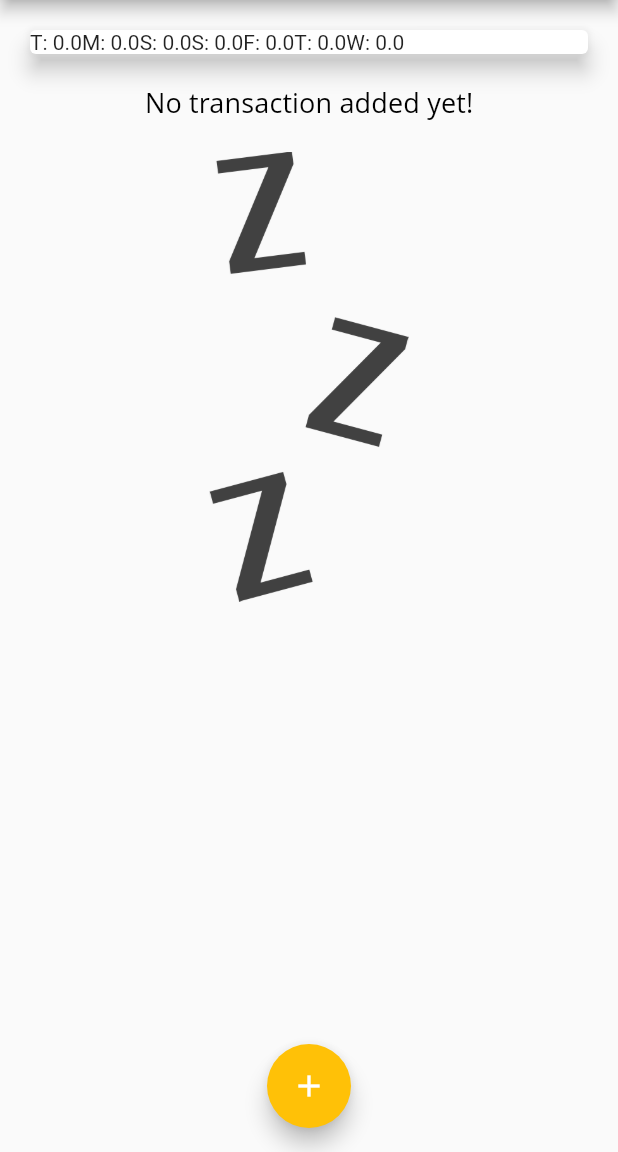
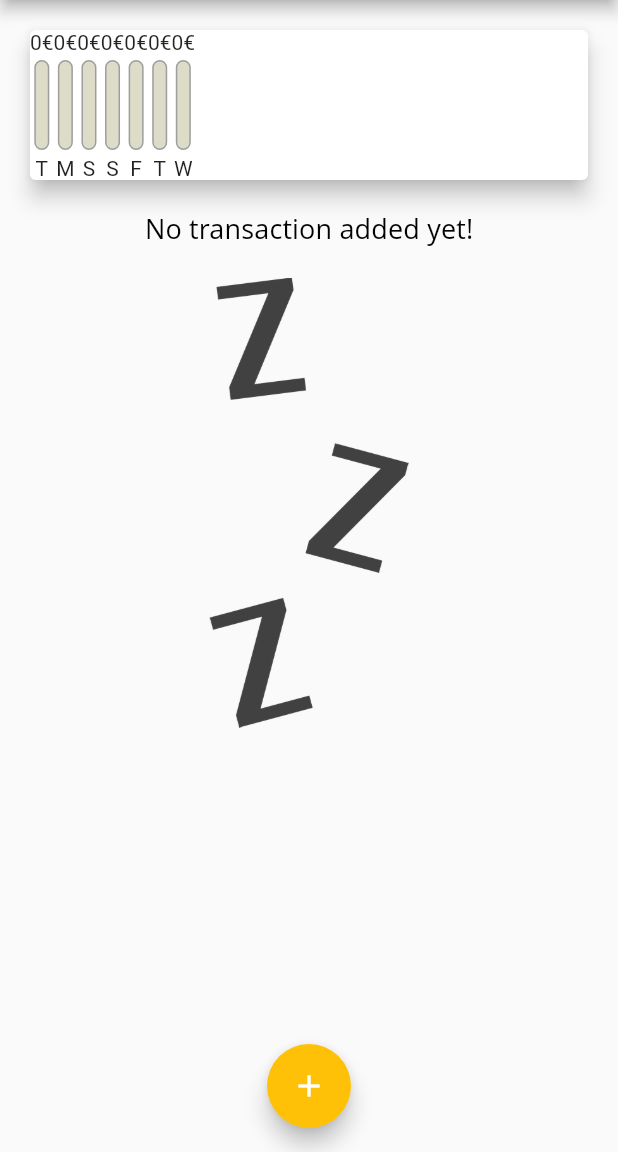
Before and after one commit to ricci1710/flutter_dart_guide, a Flutter app: the screen it shows after launch, on a phone screen of 412 x 824 dp, the part 84-1236 px from its top. Run offline on Flutter 3.47's test engine with Material 2 defaults, Android fonts, the phone set to English and light mode, and no system bars; Roboto replaces fonts that are missing (Open Sans).

Commit message:
section4: 105. Populating the Chart Bars

```diff
--- a/lib/section4/widgets/chart.dart
+++ b/lib/section4/widgets/chart.dart
@@ -1,5 +1,6 @@
 import 'package:flutter/material.dart';
 import 'package:flutter_dart_guide/section4/models/transaction.dart';
+import 'package:flutter_dart_guide/section4/widgets/chart_bar.dart';
 import 'package:intl/intl.dart';
 
 class Chart extends StatelessWidget {
@@ -33,6 +34,10 @@ class Chart extends StatelessWidget {
     });
   }
 
+  double get totalSpending {
+    return groupTransactionValues.fold(0.0, (previousValue, element) => previousValue + (element['amount'] as double));
+  }
+
   @override
   Widget build(BuildContext context) {
     return Card(
@@ -40,7 +45,11 @@ class Chart extends StatelessWidget {
       margin: const EdgeInsets.all(20),
       child: Row(
         children: groupTransactionValues.map((data) {
-          return Text('${data['day']}: ${data['amount']}');
+          return ChartBar(
+            (data['day'] as String),
+            (data['amount'] as double),
+            totalSpending == 0 ? 0.0 : (data['amount'] as double) / totalSpending,
+          );
         }).toList(),
       ),
     );
```
